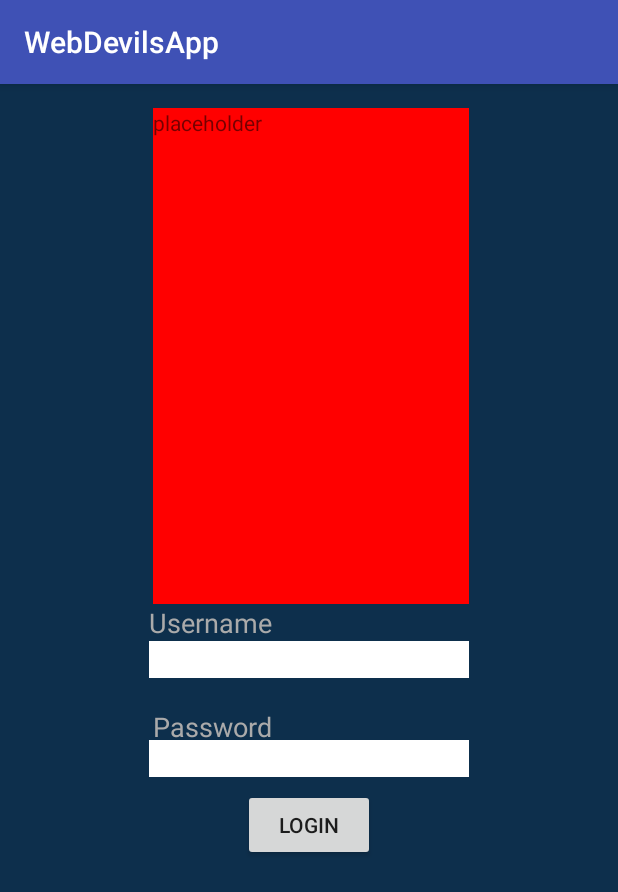
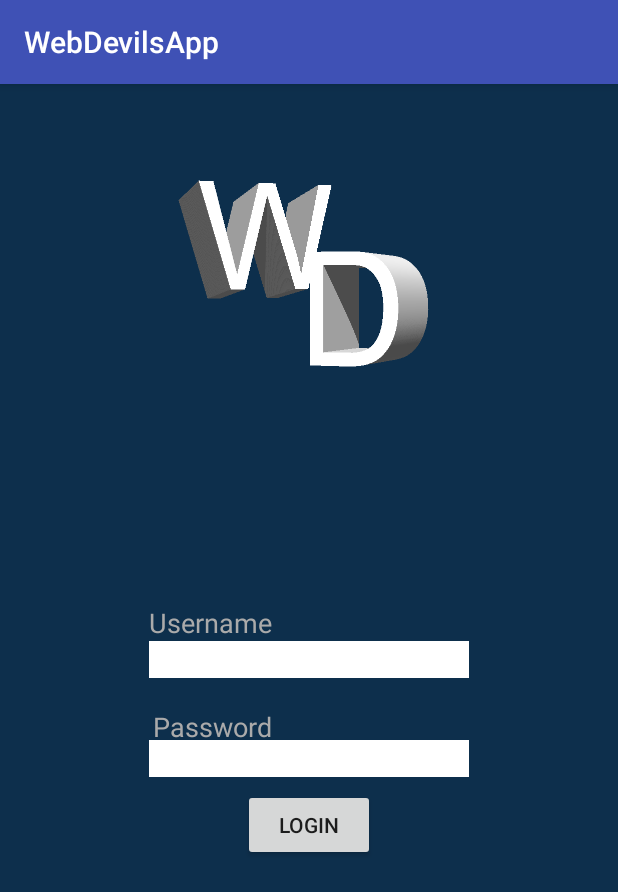
Before and after one commit to cfroke/WebDevilsApp, an Android app: the screen it shows after launch (MainActivity), on a phone screen of 412 x 824 dp. Shown: the top 892 px of the screen. Run offline under Robolectric (Android 15) with nearby library versions, the phone set to English and light mode, and no system bars.

Commit message:
Logo added to login screen

```diff
--- a/app/src/main/res/layout/activity_main.xml
+++ b/app/src/main/res/layout/activity_main.xml
@@ -57,17 +57,6 @@
         android:layout_alignStart="@+id/userNameEntry" />
 
     <TextView
-        android:layout_width="wrap_content"
-        android:layout_height="wrap_content"
-        android:layout_alignParentTop="true"
-        android:layout_alignStart="@+id/textView"
-        android:id="@+id/textView4"
-        android:text="placeholder"
-        android:layout_alignEnd="@+id/userNameEntry"
-        android:layout_above="@+id/textView2"
-        android:background="#ff0000" />
-
-    <TextView
         android:text="Password"
         android:layout_width="wrap_content"
         android:layout_height="wrap_content"
@@ -78,4 +67,13 @@
         android:layout_below="@+id/userNameEntry"
         android:layout_alignEnd="@+id/textView2" />
 
+    <ImageView
+        android:layout_width="wrap_content"
+        android:layout_height="wrap_content"
+        app:srcCompat="@mipmap/webdevil_simplelogo"
+        android:layout_alignParentTop="true"
+        android:layout_alignStart="@+id/textView2"
+        android:layout_marginTop="26dp"
+        android:id="@+id/imageView" />
+
 </RelativeLayout>
```
Also changed, not shown: app/src/main/res/mipmap-xxhdpi/webdevil_simplelogo.png (added).
